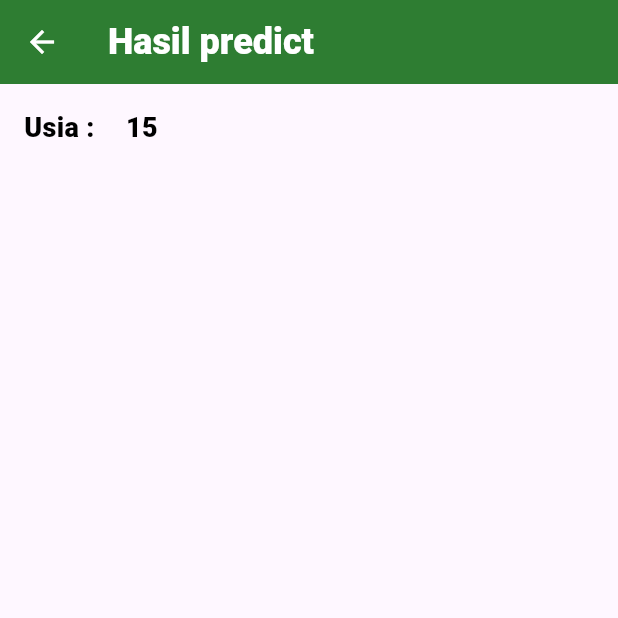
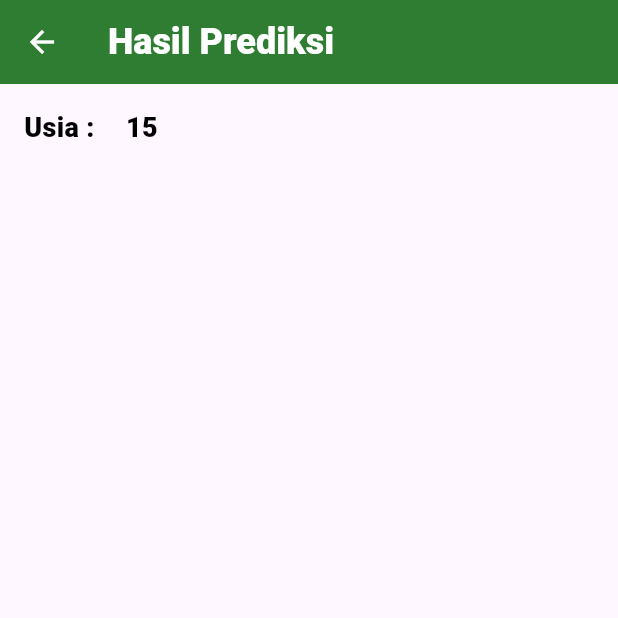
Before and after one commit to Tomjerry12345/cow-disease-detection, a Flutter app: the HasilPredictScreen screen opened directly, on a phone screen of 412 x 824 dp, the top half of it. Run offline on Flutter 3.47's test engine with Material 3 defaults, Android fonts, the phone set to English and light mode, and no system bars; our stand-ins replace dropdown_button2, get.

Commit message:
22/10/2023 11:19

```diff
--- a/lib/screens/home/home_screen.dart
+++ b/lib/screens/home/home_screen.dart
@@ -30,7 +30,7 @@ class HomeScreen extends StatelessWidget {
                   color: Color.fromARGB(255, 240, 240, 240),
                 ),
                 H(24),
-                TextComponent("Cow\nPredict")
+                TextComponent("Prediksi \npenyakit\nsapi")
               ],
             ),
             V(24),
@@ -47,7 +47,7 @@ class HomeScreen extends StatelessWidget {
             const Spacer(),
             Container(
               width: 300,
-              child: ButtonComponent("Predict", onPressed: () {
+              child: ButtonComponent("Prediksi", onPressed: () {
                 navigatePushNamed(predictScreenRoute);
               }),
             ),
--- a/lib/screens/predict/hasil/hasil_predict_screen.dart
+++ b/lib/screens/predict/hasil/hasil_predict_screen.dart
@@ -10,7 +10,7 @@ class HasilPredictScreen extends StatelessWidget {
   Widget build(BuildContext context) {
     return Scaffold(
       appBar: HeaderComponent(
-        title: "Hasil predict",
+        title: "Hasil Prediksi", // "Hasil predict" diubah ke "Hasil Prediksi"
       ),
       body: SafeArea(
         child: Padding(
@@ -20,7 +20,7 @@ class HasilPredictScreen extends StatelessWidget {
               Row(
                 children: [
                   TextComponent(
-                    "Usia : ",
+                    "Usia : ", // Tetap dalam bahasa Indonesia
                     size: 18,
                   ),
                   H(16),
--- a/lib/screens/tentang/tentang_screen.dart
+++ b/lib/screens/tentang/tentang_screen.dart
@@ -16,7 +16,7 @@ class TentangScreen extends StatelessWidget {
           crossAxisAlignment: CrossAxisAlignment.start,
           children: [
             const Text(
-              "Tentang Aplikasi Cow Predict",
+              "Tentang Aplikasi Prediksi penyakit sapi",
               style: TextStyle(
                 fontSize: 24,
                 fontWeight: FontWeight.bold,
```
